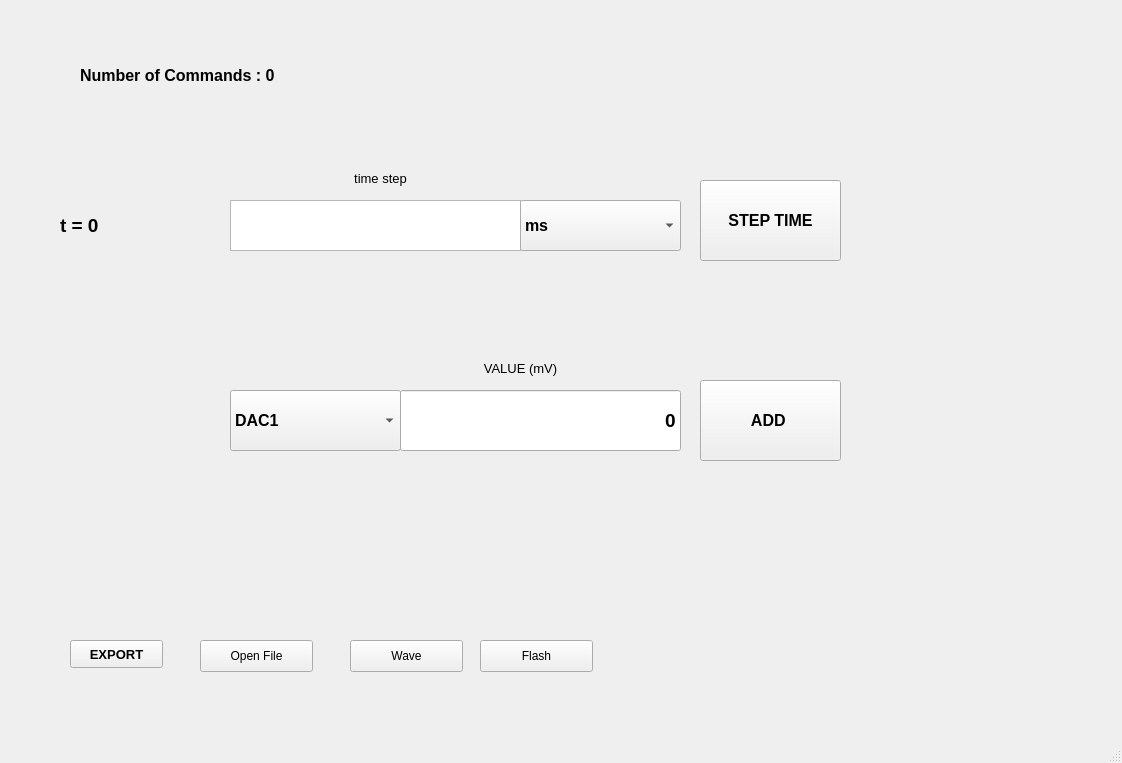
Above: Data_Form/data_form.ui from epsyllon/PyUi before the change. Below: the same form after it.
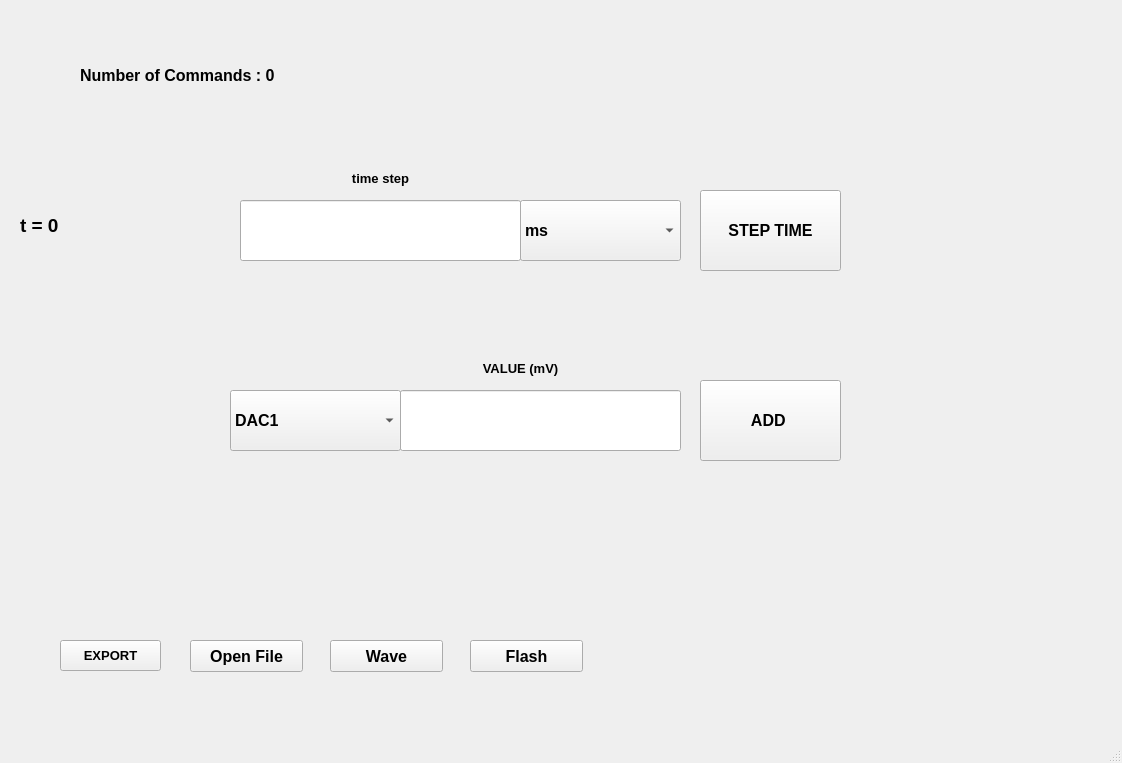
That is the form after the change.

What changed in the file:
```diff
--- a/Data_Form/data_form.ui
+++ b/Data_Form/data_form.ui
@@ -10,6 +10,13 @@
     <height>763</height>
    </rect>
   </property>
+  <property name="font">
+   <font>
+    <pointsize>12</pointsize>
+    <weight>75</weight>
+    <bold>true</bold>
+   </font>
+  </property>
   <property name="windowTitle">
    <string>MainWindow</string>
   </property>
@@ -110,8 +117,11 @@
       <bold>true</bold>
      </font>
     </property>
+    <property name="layoutDirection">
+     <enum>Qt::RightToLeft</enum>
+    </property>
     <property name="text">
-     <string>0</string>
+     <string/>
     </property>
     <property name="alignment">
      <set>Qt::AlignRight|Qt::AlignTrailing|Qt::AlignVCenter</set>
@@ -147,9 +157,9 @@
    <widget class="QLabel" name="time">
     <property name="geometry">
      <rect>
-      <x>60</x>
+      <x>20</x>
       <y>200</y>
-      <width>111</width>
+      <width>201</width>
       <height>51</height>
      </rect>
     </property>
@@ -164,28 +174,6 @@
      <string>t = 0</string>
     </property>
    </widget>
-   <widget class="QTextEdit" name="Time_input">
-    <property name="geometry">
-     <rect>
-      <x>230</x>
-      <y>200</y>
-      <width>291</width>
-      <height>51</height>
-     </rect>
-    </property>
-    <property name="font">
-     <font>
-      <pointsize>14</pointsize>
-     </font>
-    </property>
-    <property name="html">
-     <string>&lt;!DOCTYPE HTML PUBLIC &quot;-//W3C//DTD HTML 4.0//EN&quot; &quot;http://www.w3.org/TR/REC-html40/strict.dtd&quot;&gt;
-&lt;html&gt;&lt;head&gt;&lt;meta name=&quot;qrichtext&quot; content=&quot;1&quot; /&gt;&lt;style type=&quot;text/css&quot;&gt;
-p, li { white-space: pre-wrap; }
-&lt;/style&gt;&lt;/head&gt;&lt;body style=&quot; font-family:'.SF NS Text'; font-size:14pt; font-weight:400; font-style:normal;&quot;&gt;
-&lt;p align=&quot;right&quot; style=&quot;-qt-paragraph-type:empty; margin-top:0px; margin-bottom:0px; margin-left:0px; margin-right:0px; -qt-block-indent:0; text-indent:0px; font-family:'MS Shell Dlg 2';&quot;&gt;&lt;br /&gt;&lt;/p&gt;&lt;/body&gt;&lt;/html&gt;</string>
-    </property>
-   </widget>
    <widget class="QLabel" name="label_3">
     <property name="geometry">
      <rect>
@@ -232,7 +220,7 @@
       <x>520</x>
       <y>200</y>
       <width>161</width>
-      <height>51</height>
+      <height>61</height>
      </rect>
     </property>
     <property name="font">
@@ -262,7 +250,7 @@
     <property name="geometry">
      <rect>
       <x>700</x>
-      <y>180</y>
+      <y>190</y>
       <width>141</width>
       <height>81</height>
      </rect>
@@ -281,10 +269,10 @@
    <widget class="QPushButton" name="Export">
     <property name="geometry">
      <rect>
-      <x>70</x>
+      <x>60</x>
       <y>640</y>
-      <width>93</width>
-      <height>28</height>
+      <width>101</width>
+      <height>31</height>
      </rect>
     </property>
     <property name="font">
@@ -301,7 +289,7 @@
    <widget class="QPushButton" name="Open_file">
     <property name="geometry">
      <rect>
-      <x>200</x>
+      <x>190</x>
       <y>640</y>
       <width>113</width>
       <height>32</height>
@@ -314,7 +302,7 @@
    <widget class="QPushButton" name="Wave">
     <property name="geometry">
      <rect>
-      <x>350</x>
+      <x>330</x>
       <y>640</y>
       <width>113</width>
       <height>32</height>
@@ -327,7 +315,7 @@
    <widget class="QPushButton" name="Flash">
     <property name="geometry">
      <rect>
-      <x>480</x>
+      <x>470</x>
       <y>640</y>
       <width>113</width>
       <height>32</height>
@@ -337,6 +325,22 @@
      <string>Flash</string>
     </property>
    </widget>
+   <widget class="QLineEdit" name="Time_input">
+    <property name="geometry">
+     <rect>
+      <x>240</x>
+      <y>200</y>
+      <width>281</width>
+      <height>61</height>
+     </rect>
+    </property>
+    <property name="layoutDirection">
+     <enum>Qt::RightToLeft</enum>
+    </property>
+    <property name="alignment">
+     <set>Qt::AlignRight|Qt::AlignTrailing|Qt::AlignVCenter</set>
+    </property>
+   </widget>
   </widget>
   <widget class="QMenuBar" name="menubar">
    <property name="geometry">
```
Left out of the diff: 2 changed lines with no effect on the pictures.
